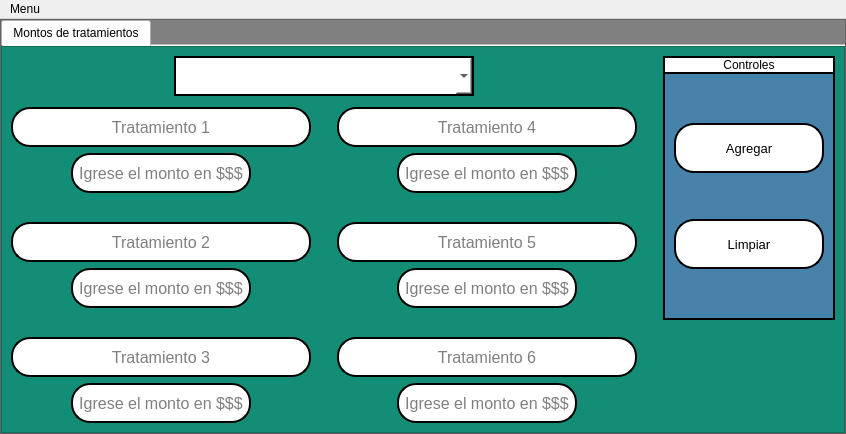
Above: interfaces/montos.ui from Reinaldito04/App-Consultas-y-Historias-Medicas before the change. Below: the same form after it.
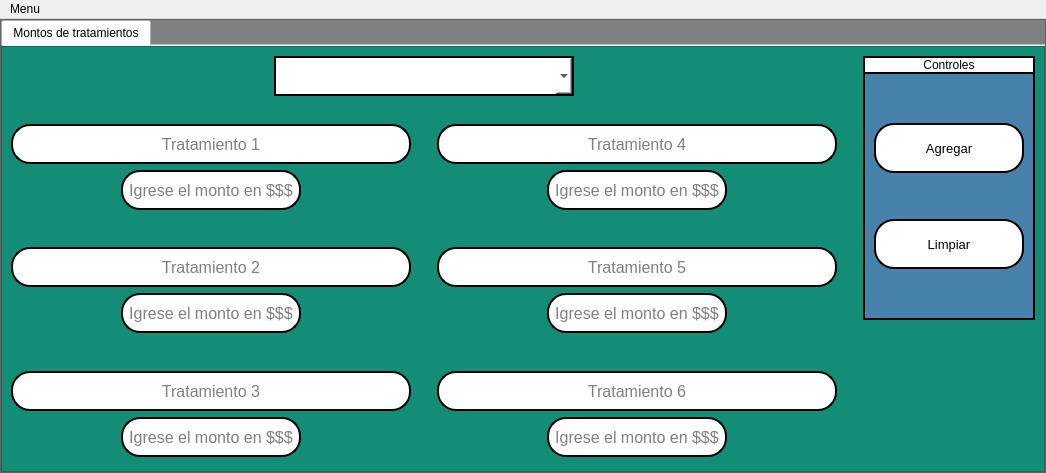
That is the form after the change. Icons and pictures are not drawn.

Commit message: Falta: Agregar mensaje de alerta para evitar el ingreso de montos en blanco lo que te puse en el otro commit

```diff
--- a/interfaces/montos.ui
+++ b/interfaces/montos.ui
@@ -6,8 +6,8 @@
    <rect>
     <x>0</x>
     <y>0</y>
-    <width>846</width>
-    <height>434</height>
+    <width>1046</width>
+    <height>473</height>
    </rect>
   </property>
   <property name="windowTitle">
@@ -234,13 +234,13 @@
                            <widget class="QLineEdit" name="t_1">
                             <property name="minimumSize">
                              <size>
-                              <width>300</width>
+                              <width>400</width>
                               <height>40</height>
                              </size>
                             </property>
                             <property name="maximumSize">
                              <size>
-                              <width>300</width>
+                              <width>400</width>
                               <height>40</height>
                              </size>
                             </property>
@@ -257,7 +257,7 @@
                              <set>Qt::AlignCenter</set>
                             </property>
                             <property name="readOnly">
-                             <bool>false</bool>
+                             <bool>true</bool>
                             </property>
                             <property name="placeholderText">
                              <string>Tratamiento 1</string>
@@ -352,13 +352,13 @@
                            <widget class="QLineEdit" name="t_2">
                             <property name="minimumSize">
                              <size>
-                              <width>300</width>
+                              <width>400</width>
                               <height>40</height>
                              </size>
                             </property>
                             <property name="maximumSize">
                              <size>
-                              <width>300</width>
+                              <width>400</width>
                               <height>40</height>
                              </size>
                             </property>
@@ -375,7 +375,7 @@
                              <set>Qt::AlignCenter</set>
                             </property>
                             <property name="readOnly">
-                             <bool>false</bool>
+                             <bool>true</bool>
                             </property>
                             <property name="placeholderText">
                              <string>Tratamiento 2</string>
@@ -470,13 +470,13 @@
                            <widget class="QLineEdit" name="t_3">
                             <property name="minimumSize">
                              <size>
-                              <width>300</width>
+                              <width>400</width>
                               <height>40</height>
                              </size>
                             </property>
                             <property name="maximumSize">
                              <size>
-                              <width>300</width>
+                              <width>400</width>
                               <height>40</height>
                              </size>
                             </property>
@@ -493,7 +493,7 @@
                              <set>Qt::AlignCenter</set>
                             </property>
                             <property name="readOnly">
-                             <bool>false</bool>
+                             <bool>true</bool>
                             </property>
                             <property name="placeholderText">
                              <string>Tratamiento 3</string>
@@ -592,13 +592,13 @@
                            <widget class="QLineEdit" name="t_4">
                             <property name="minimumSize">
                              <size>
-                              <width>300</width>
+                              <width>400</width>
                               <height>40</height>
                              </size>
                             </property>
                             <property name="maximumSize">
                              <size>
-                              <width>300</width>
+                              <width>400</width>
                               <height>40</height>
                              </size>
                             </property>
@@ -615,7 +615,7 @@
                              <set>Qt::AlignCenter</set>
                             </property>
                             <property name="readOnly">
-                             <bool>false</bool>
+                             <bool>true</bool>
                             </property>
                             <property name="placeholderText">
                              <string>Tratamiento 4</string>
@@ -710,13 +710,13 @@
                            <widget class="QLineEdit" name="t_5">
                             <property name="minimumSize">
                              <size>
-                              <width>300</width>
+                              <width>400</width>
                               <height>40</height>
                              </size>
                             </property>
                             <property name="maximumSize">
                              <size>
-                              <width>300</width>
+                              <width>400</width>
                               <height>40</height>
                              </size>
                             </property>
@@ -733,7 +733,7 @@
                              <set>Qt::AlignCenter</set>
                             </property>
                             <property name="readOnly">
-                             <bool>false</bool>
+                             <bool>true</bool>
                             </property>
                             <property name="placeholderText">
                              <string>Tratamiento 5</string>
@@ -828,13 +828,13 @@
                            <widget class="QLineEdit" name="t_6">
                             <property name="minimumSize">
                              <size>
-                              <width>300</width>
+                              <width>400</width>
                               <height>40</height>
                              </size>
                             </property>
                             <property name="maximumSize">
                              <size>
-                              <width>300</width>
+                              <width>400</width>
                               <height>40</height>
                              </size>
                             </property>
@@ -851,7 +851,7 @@
                              <set>Qt::AlignCenter</set>
                             </property>
                             <property name="readOnly">
-                             <bool>false</bool>
+                             <bool>true</bool>
                             </property>
                             <property name="placeholderText">
                              <string>Tratamiento 6</string>
@@ -1154,7 +1154,7 @@
     <rect>
      <x>0</x>
      <y>0</y>
-     <width>846</width>
+     <width>1046</width>
      <height>21</height>
     </rect>
    </property>
```
The commit also changes 1 other file.
